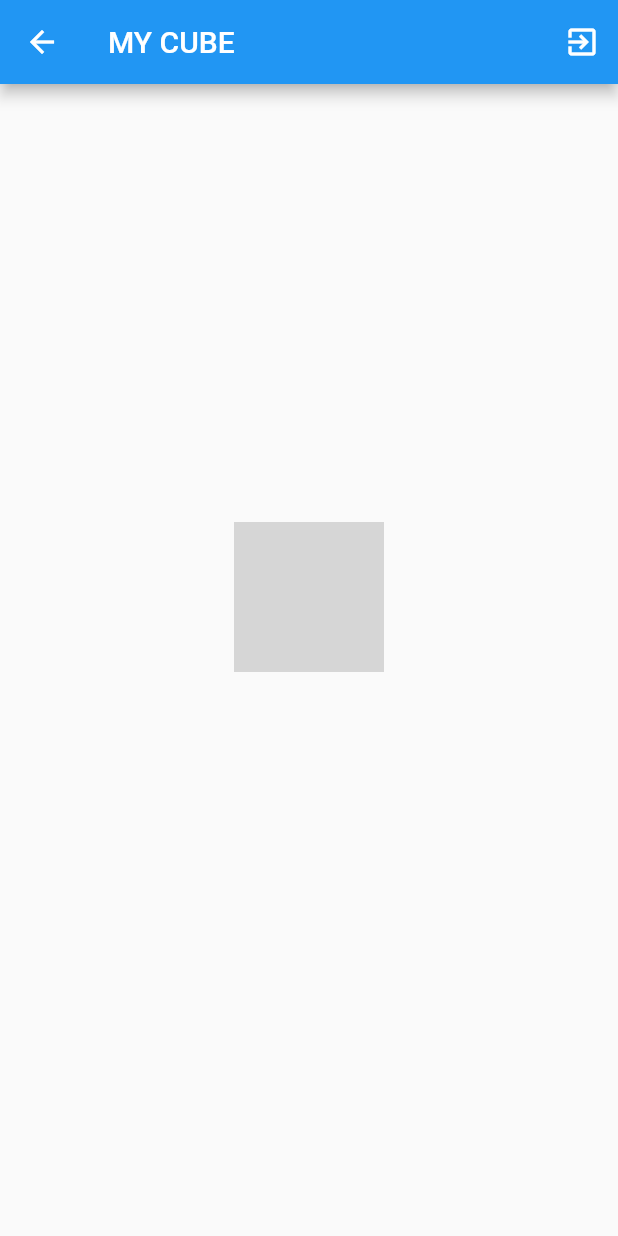
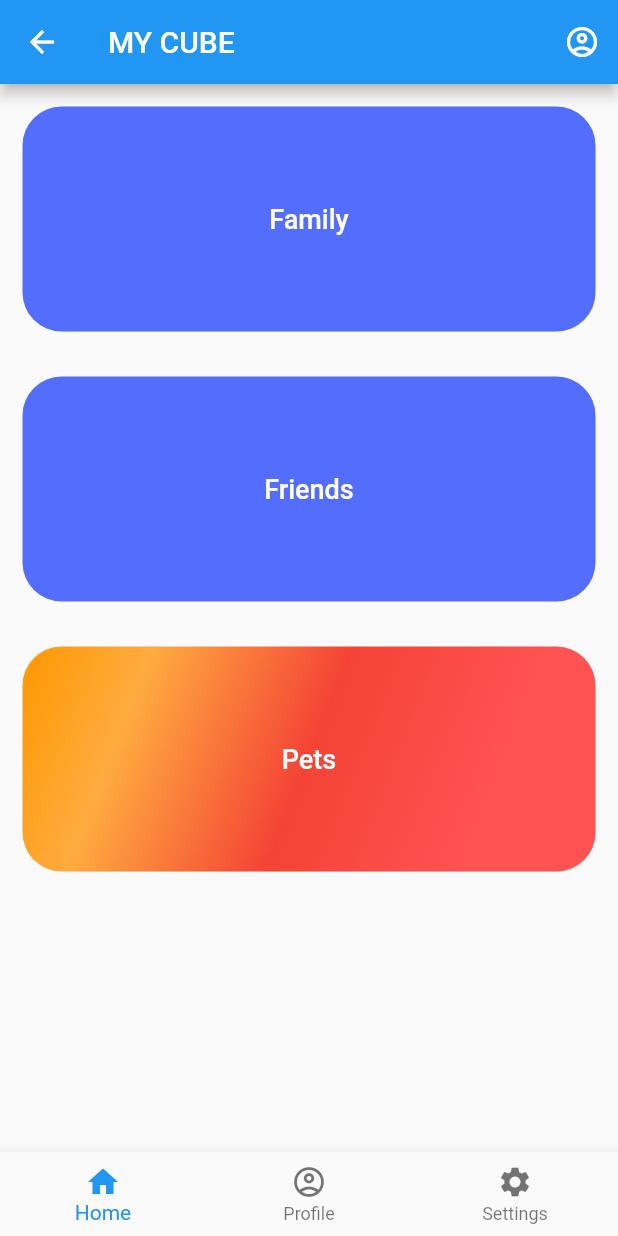
Before and after one commit to ENCRYPTIN/my_cube_app, a Flutter app: the HomePage screen opened by its route, on a phone screen of 412 x 824 dp. Run offline on Flutter 3.47's test engine with Material 2 defaults, Android fonts, the phone set to English and light mode, and no system bars; our stand-ins replace cloud_firestore, country_picker, firebase_auth, firebase_core, firebase_storage, flutter_svg and 3 more; missing offline and left inert: firebase_app_check; accounts and stored records are empty; grey boxes are pictures that could not be loaded.

Commit message:
added features

```diff
--- a/lib/home/homepage.dart
+++ b/lib/home/homepage.dart
@@ -2,6 +2,7 @@ import 'package:flutter/material.dart';
 import 'package:my_cube/services/auth.dart';
 import 'package:provider/provider.dart';
 import 'package:my_cube/home/wrapper.dart';
+import 'package:my_cube/home/profile.dart';
 class HomePage extends StatelessWidget {
   HomePage({Key? key}) : super(key: key);
   @override
@@ -12,36 +13,85 @@ class HomePage extends StatelessWidget {
       appBar: AppBar(
         title: Text("MY CUBE"),
         actions: [
-          IconButton(
-            onPressed: () {
-              ap.userSignOut().then(
-                    (value) => Navigator.push(
-                  context,
-                  MaterialPageRoute(
-                    builder: (context) => const Wrapper(),
-                  ),
-                ),
-              );
-            },
-            icon: const Icon(Icons.exit_to_app),
-            //hello there
-          ),
+          IconButton(onPressed:(){
+            Navigator.pushNamed(context, '/profilepage');}
+              , icon: Icon(Icons.account_circle_outlined)),
         ],
       ),
       body: Center(
         child: Column(
-          mainAxisAlignment: MainAxisAlignment.center,
-          children:[CircleAvatar(
-            backgroundColor: Colors.purple,
-            backgroundImage: NetworkImage(ap.userModel.profilepic),
-            radius: 50,
-          ),
-            const SizedBox(height: 20),
-            Text(ap.userModel.username),
-            Text(ap.userModel.phoneNumber),
-            Text(ap.userModel.email),
-            Text(ap.userModel.bio),
-        ]),
+          children: [
+            Container(
+              height: 150,
+              width: double.infinity,
+              child: TextButton(
+                child: Text("Family",
+                style: TextStyle(
+                  color: Colors.white,
+                  fontSize: 18,
+                ),),
+              onPressed: (){
+                Navigator.pushNamed(context, '/family');
+              },
+              ),
+              margin: EdgeInsets.all(15),
+              decoration: BoxDecoration(
+                color: Colors.indigoAccent,
+                borderRadius: BorderRadius.circular(26.0)
+              ),
+            ),
+            Container(
+              height: 150,
+              width: double.infinity,
+              child: TextButton(
+                onPressed: (){
+                  Navigator.pushNamed(context, '/friends');
+                },
+                child: Text("Friends",
+                  style: TextStyle(
+                    color: Colors.white,
+                    fontSize: 18,
+                  ),),
+              ),
+              margin: EdgeInsets.all(15),
+              decoration: BoxDecoration(
+                  color: Colors.indigoAccent,
+                  borderRadius: BorderRadius.circular(26.0)
+              ),
+
+            ),
+            Container(
+              height: 150,
+              width: double.infinity,
+              margin: EdgeInsets.all(15),
+              decoration: BoxDecoration(
+                  color: Colors.indigoAccent,
+                  borderRadius: BorderRadius.circular(26.0),
+                  gradient: LinearGradient(
+                      colors:[Colors.orange, Colors.orangeAccent, Colors.red, Colors.redAccent],
+                      begin: Alignment.topLeft, end: Alignment.bottomRight,
+                      stops: [0, 0.2, 0.5, 0.8]  ),
+              ),
+              child: TextButton(
+                onPressed: (){
+                  Navigator.pushNamed(context, '/pets');
+                },
+                child: Text("Pets",
+                  style: TextStyle(
+                    color: Colors.white,
+                    fontSize: 18,
+                  ),),
+              ),
+            )
+          ],
+        )
+      ),
+      bottomNavigationBar: BottomNavigationBar(
+        items: [
+          BottomNavigationBarItem(icon: Icon(Icons.home), label: "Home"),
+          BottomNavigationBarItem(icon: Icon(Icons.account_circle_outlined), label: "Profile"),
+          BottomNavigationBarItem(icon: Icon(Icons.settings), label: "Settings"),
+        ],
       ),
     );
   }
--- a/lib/main.dart
+++ b/lib/main.dart
@@ -1,7 +1,11 @@
 //import 'dart:js';
 import 'package:flutter/material.dart';
 import 'package:firebase_core/firebase_core.dart';
+import 'package:my_cube/home/Profile.dart';
+import 'package:my_cube/home/family.dart';
+import 'package:my_cube/home/friends.dart';
 import 'package:my_cube/home/homepage.dart';
+import 'package:my_cube/home/pets.dart';
 import 'package:my_cube/home/wrapper.dart';
 import 'package:my_cube/screens/register_account.dart';
 import 'package:my_cube/screens/request_otp.dart';
@@ -46,6 +50,10 @@ class _MyCubeState extends State<MyCube> {
           '/register_account':(context)=>const RegisterAccount(),
           '/request_otp':(context)=>const RequestOtp(),
           '/homepage':(context)=>HomePage(),
+          '/profilepage':(context)=>Proflie(),
+          '/friends':(context)=>Friends(),
+          '/family':(context)=>Family(),
+          '/pets':(context)=>Pets(),
         },
       ),
     );
```
Also changed, not shown: lib/home/family.dart (added, +133 -0 lines), lib/home/friends.dart (added, +130 -0 lines), lib/home/pets.dart (added, +142 -0 lines), lib/home/profile.dart (added, +42 -0 lines).
